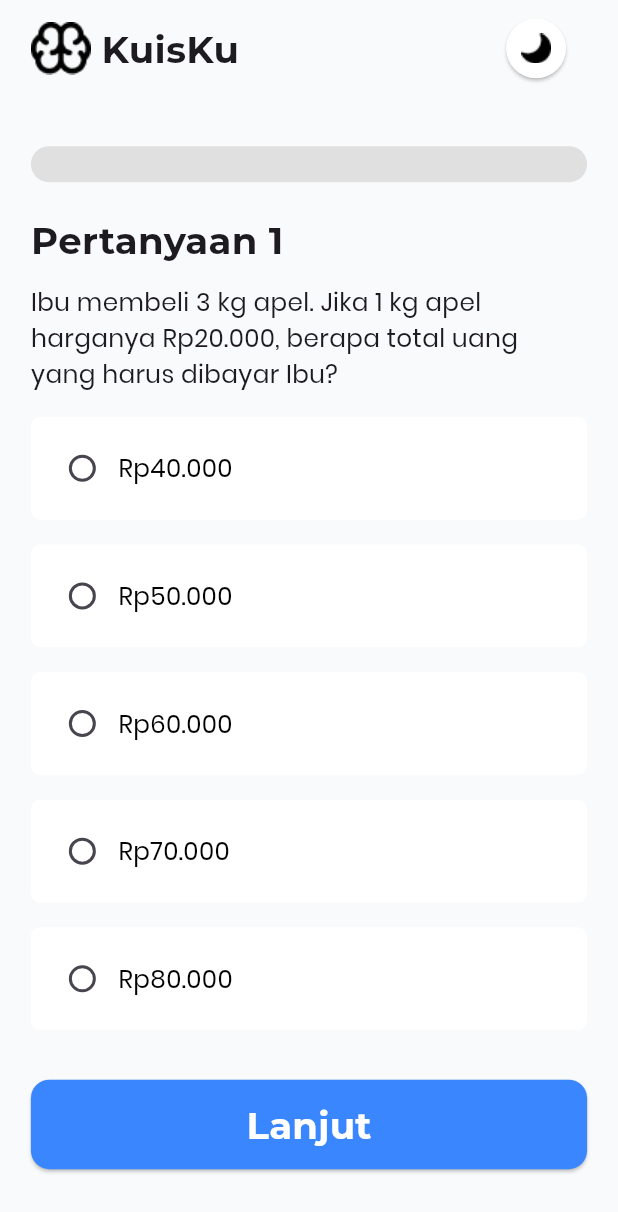
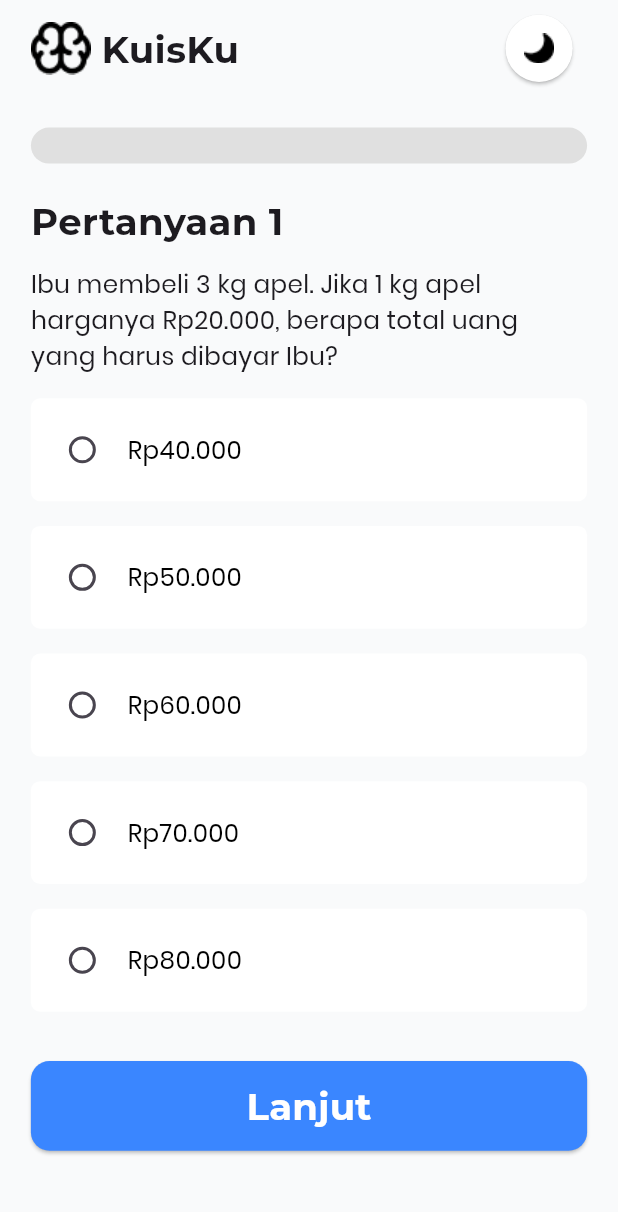
Before and after one commit to Andre-231401040/kuisku, a Flutter app: the screen it shows after launch, after a tap on "Mulai Kuis", on a phone screen of 412 x 824 dp. Shown: the top 1212 px of the screen. Run offline on Flutter 3.47's test engine with Material 3 defaults, Android fonts, the light colour scheme and no system bars; our stand-ins replace go_router.

Commit message:
refactor: improve responsiveness

```diff
--- a/lib/screens/name_input_screen.dart
+++ b/lib/screens/name_input_screen.dart
@@ -18,8 +18,8 @@ class NameInputScreen extends StatelessWidget {
     final horizontalPadding = screenWidth * 0.05;
 
     final verticalPadding = orientation == Orientation.portrait
-        ? screenHeight * 0.04
-        : screenHeight * 0.085;
+        ? screenHeight * 0.025
+        : screenHeight * 0.05;
 
     final double heading3 = orientation == Orientation.portrait
         ? screenWidth * 0.06
--- a/lib/screens/question_screen.dart
+++ b/lib/screens/question_screen.dart
@@ -17,8 +17,8 @@ class QuestionScreen extends StatelessWidget {
     final horizontalPadding = screenWidth * 0.05;
 
     final verticalPadding = orientation == Orientation.portrait
-        ? screenHeight * 0.04
-        : screenHeight * 0.085;
+        ? screenHeight * 0.025
+        : screenHeight * 0.05;
 
     final QuestionProvider questionProvider = context.watch<QuestionProvider>();
     final List<Question> questions = questionProvider.questions;
@@ -32,6 +32,11 @@ class QuestionScreen extends StatelessWidget {
         ElevatedButton(
           onPressed: () {},
           style: ElevatedButton.styleFrom(
+            padding: EdgeInsets.all(
+              orientation == Orientation.portrait
+                  ? screenWidth * 0.03
+                  : screenWidth * 0.02,
+            ),
             backgroundColor: Colors.white,
             shape: CircleBorder(),
           ),
--- a/lib/widgets/question_card.dart
+++ b/lib/widgets/question_card.dart
@@ -111,6 +111,12 @@ class QuestionCard extends StatelessWidget {
                           children: [
                             Radio(value: option, activeColor: Colors.white),
 
+                            SizedBox(
+                              width: orientation == Orientation.portrait
+                                  ? screenWidth * 0.015
+                                  : screenHeight * 0.015,
+                            ),
+
                             Expanded(
                               child: Text(
                                 option,
```
